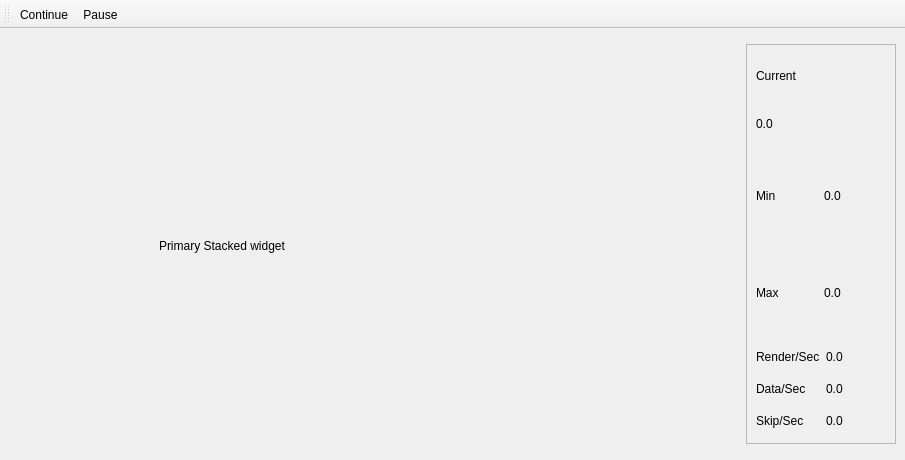
Above: fastpm100/assets/strip_layout.ui from WasatchPhotonics/FastPM100 before the change. Below: the same form after it.
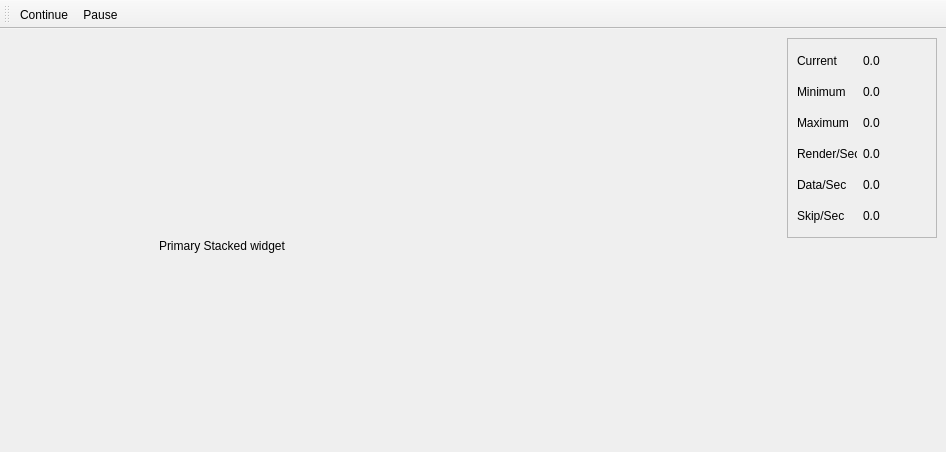
That is the form after the change. Icons and pictures are not drawn.

What changed in the file:
```diff
--- a/fastpm100/assets/strip_layout.ui
+++ b/fastpm100/assets/strip_layout.ui
@@ -6,8 +6,8 @@
    <rect>
     <x>0</x>
     <y>0</y>
-    <width>905</width>
-    <height>460</height>
+    <width>946</width>
+    <height>452</height>
    </rect>
   </property>
   <property name="windowTitle">
@@ -37,18 +37,22 @@
         <widget class="QWidget" name="page_2"/>
        </widget>
       </item>
+     </layout>
+    </item>
+    <item>
+     <layout class="QVBoxLayout" name="verticalLayout_9">
       <item>
        <widget class="QFrame" name="frameRight">
         <property name="minimumSize">
          <size>
           <width>150</width>
-          <height>400</height>
+          <height>200</height>
          </size>
         </property>
         <property name="maximumSize">
          <size>
           <width>150</width>
-          <height>400</height>
+          <height>200</height>
          </size>
         </property>
         <property name="frameShape">
@@ -61,27 +65,50 @@
          <item>
           <layout class="QVBoxLayout" name="verticalLayout_3">
            <item>
-            <widget class="QLabel" name="label_5">
+            <layout class="QHBoxLayout" name="horizontalLayout_8">
+             <item>
+              <layout class="QVBoxLayout" name="verticalLayout_4">
+               <item>
+                <widget class="QLabel" name="label_8">
+                 <property name="minimumSize">
+                  <size>
+                   <width>60</width>
+                   <height>0</height>
+                  </size>
+                 </property>
              <property name="text">
               <string>Current</string>
              </property>
             </widget>
            </item>
            <item>
+                <widget class="QLabel" name="label_9">
+                 <property name="text">
+                  <string>Minimum</string>
+                 </property>
+                </widget>
+               </item>
+               <item>
+                <widget class="QLabel" name="label_10">
+                 <property name="text">
+                  <string>Maximum</string>
+                 </property>
+                </widget>
+               </item>
+              </layout>
+             </item>
+             <item>
+              <layout class="QVBoxLayout" name="verticalLayout_6">
+               <item>
             <widget class="QLabel" name="labelCurrent">
-             <property name="text">
-              <string>0.0</string>
-             </property>
-            </widget>
-           </item>
-          </layout>
-         </item>
-         <item>
-          <layout class="QHBoxLayout" name="horizontalLayout_3">
-           <item>
-            <widget class="QLabel" name="label_2">
+                 <property name="minimumSize">
+                  <size>
+                   <width>70</width>
+                   <height>0</height>
+                  </size>
+                 </property>
              <property name="text">
-              <string>Min</string>
+                  <string>0.0</string>
              </property>
             </widget>
            </item>
@@ -92,17 +119,6 @@
              </property>
             </widget>
            </item>
-          </layout>
-         </item>
-         <item>
-          <layout class="QHBoxLayout" name="horizontalLayout_6">
-           <item>
-            <widget class="QLabel" name="label_4">
-             <property name="text">
-              <string>Max</string>
-             </property>
-            </widget>
-           </item>
            <item>
             <widget class="QLabel" name="labelMaximum">
              <property name="text">
@@ -112,12 +128,22 @@
            </item>
           </layout>
          </item>
+            </layout>
+           </item>
+          </layout>
+         </item>
          <item>
           <layout class="QHBoxLayout" name="horizontalLayout_7">
            <item>
             <layout class="QVBoxLayout" name="verticalLayout_2">
              <item>
               <widget class="QLabel" name="label_6">
+               <property name="minimumSize">
+                <size>
+                 <width>60</width>
+                 <height>0</height>
+                </size>
+               </property>
                <property name="text">
                 <string>Render/Sec</string>
                </property>
@@ -143,6 +169,12 @@
             <layout class="QVBoxLayout" name="verticalLayout">
              <item>
               <widget class="QLabel" name="labelRenderFPS">
+               <property name="minimumSize">
+                <size>
+                 <width>70</width>
+                 <height>0</height>
+                </size>
+               </property>
                <property name="text">
                 <string>0.0</string>
                </property>
@@ -169,6 +201,19 @@
         </layout>
        </widget>
       </item>
+      <item>
+       <spacer name="verticalSpacer">
+        <property name="orientation">
+         <enum>Qt::Vertical</enum>
+        </property>
+        <property name="sizeHint" stdset="0">
+         <size>
+          <width>20</width>
+          <height>40</height>
+         </size>
+        </property>
+       </spacer>
+      </item>
      </layout>
     </item>
    </layout>
```
Left out of the diff: 4 changed lines with no effect on the pictures. Lines whose indentation alone changed are shown as unchanged.
